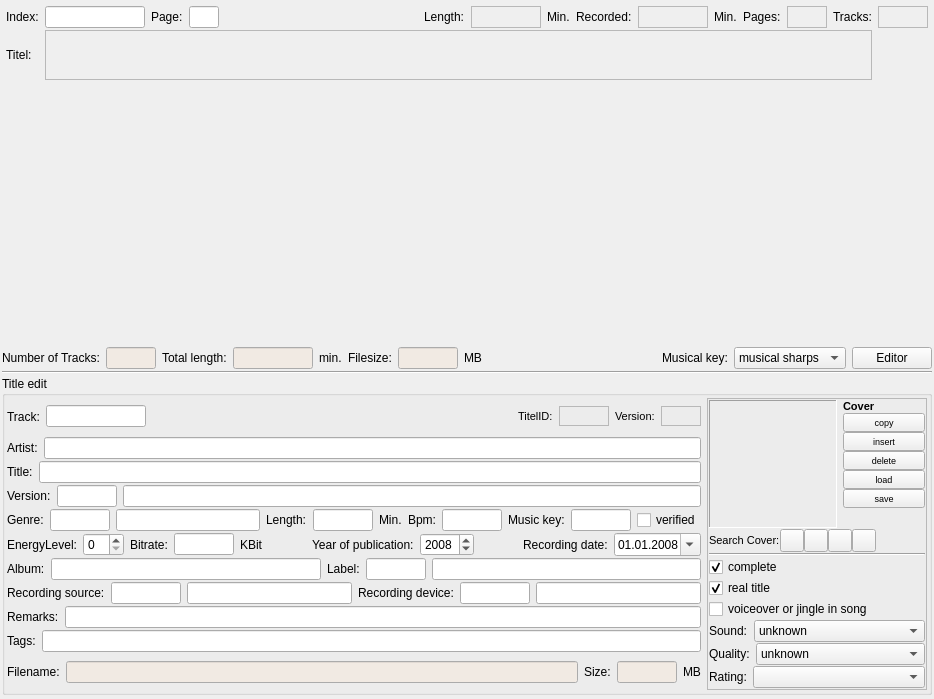
First picture: the form in trunk/src/editor/edit.ui, repository pfedick/winmusik, before the edit.
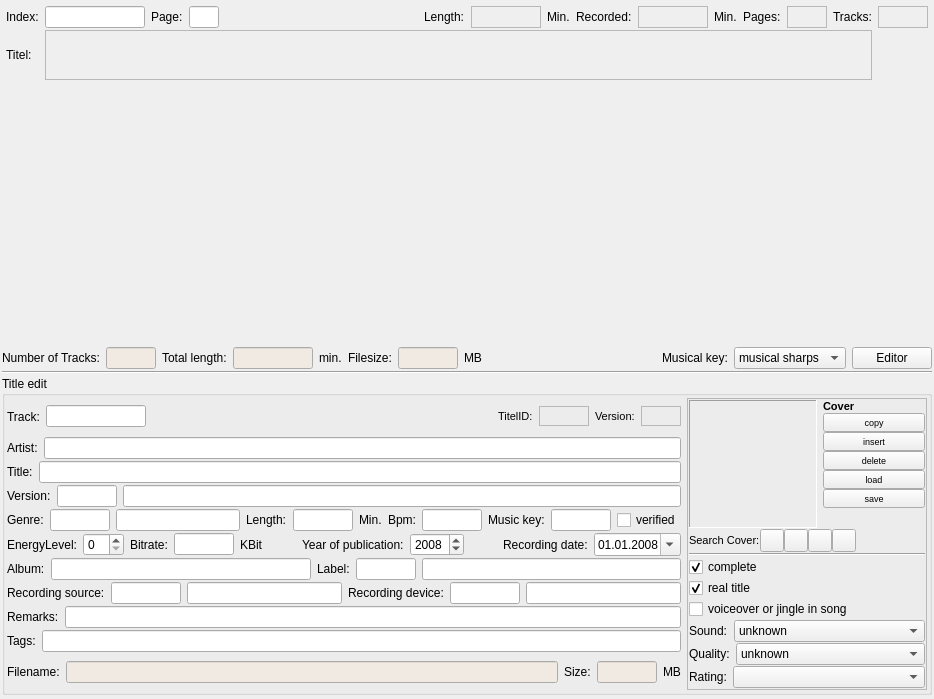
Second picture: the form after the edit. Icons and pictures are not drawn. Custom widgets are drawn as their Qt base class.

Diff of the .ui file:
```diff
--- a/trunk/src/editor/edit.ui
+++ b/trunk/src/editor/edit.ui
@@ -1507,7 +1507,7 @@
          <widget class="QFrame" name="frameOptions">
           <property name="maximumSize">
            <size>
-            <width>220</width>
+            <width>240</width>
             <height>16777215</height>
            </size>
           </property>
```
